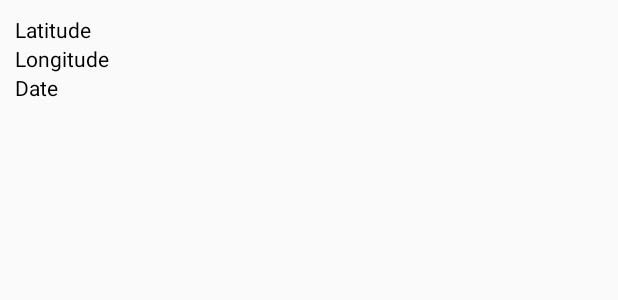
After one commit to cforgeon/Android, an Android app: the layout notification.xml on its own in the app's theme, with its tools: preview values and no code run, on a phone screen of 412 x 824 dp. The commit adds this screen. Shown: the top 300 px of the screen. Run offline under Robolectric (Android 15) with nearby library versions, the phone set to English and light mode, and no system bars.

Commit message:
notification

```diff
--- /dev/null
+++ b/app/src/main/res/layout/notification.xml
@@ -0,0 +1,46 @@
+<?xml version="1.0" encoding="utf-8"?>
+<RelativeLayout xmlns:android="http://schemas.android.com/apk/res/android"
+    xmlns:tools="http://schemas.android.com/tools"
+    android:layout_width="match_parent"
+    android:layout_height="match_parent"
+    android:padding="10dp"
+    >
+    <ScrollView xmlns:android="http://schemas.android.com/apk/res/android"
+        android:layout_width="fill_parent"
+        android:layout_height="fill_parent"
+        >
+    <TableLayout
+        android:layout_width="fill_parent"
+        android:layout_height="fill_parent"
+        android:stretchColumns="1">
+
+    <TextView
+        android:id="@+id/notifLatitude"
+        android:layout_width="wrap_content"
+        android:layout_height="wrap_content"
+        android:textColor="@android:color/black"
+        tools:text="Latitude"
+        />
+
+    <TextView
+        android:id="@+id/notifLongitude"
+        android:layout_width="wrap_content"
+        android:layout_height="wrap_content"
+        android:textColor="@android:color/black"
+        android:layout_alignLeft="@+id/notifLatitude"
+        android:layout_below="@+id/notifLatitude"
+        tools:text="Longitude"
+        />
+    <TextView
+        android:id="@+id/notifDate"
+        android:layout_width="wrap_content"
+        android:layout_height="wrap_content"
+        android:textColor="@android:color/black"
+        android:layout_alignLeft="@+id/notifLongitude"
+        android:layout_below="@+id/notifLongitude"
+        tools:text="Date"
+        />
+    </TableLayout>
+    </ScrollView>
+
+</RelativeLayout>
```
Also changed, not shown: app/src/main/java/com/example/user/localizone/MapActivityParent.java (+54 -16 lines), app/src/main/java/com/example/user/localizone/Notification.java (added, +38 -0 lines), app/src/main/java/com/example/user/localizone/NotificationAdapter.java (added, +55 -0 lines), app/src/main/res/layout/activity_mapparent.xml (+4 -4 lines).
